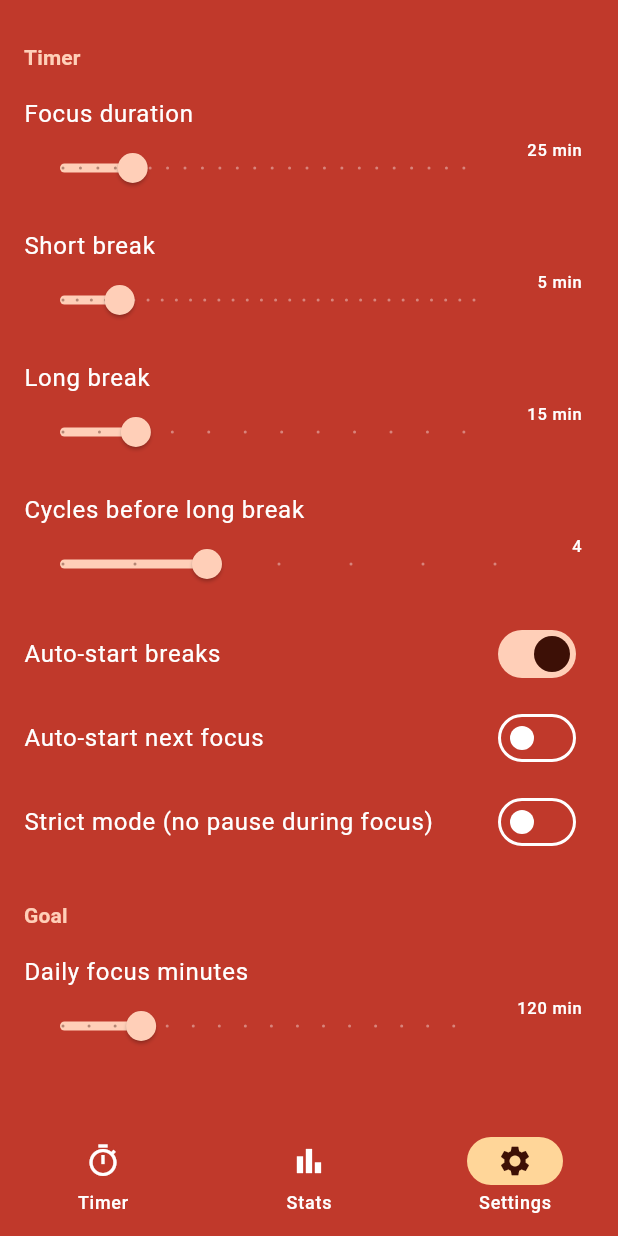
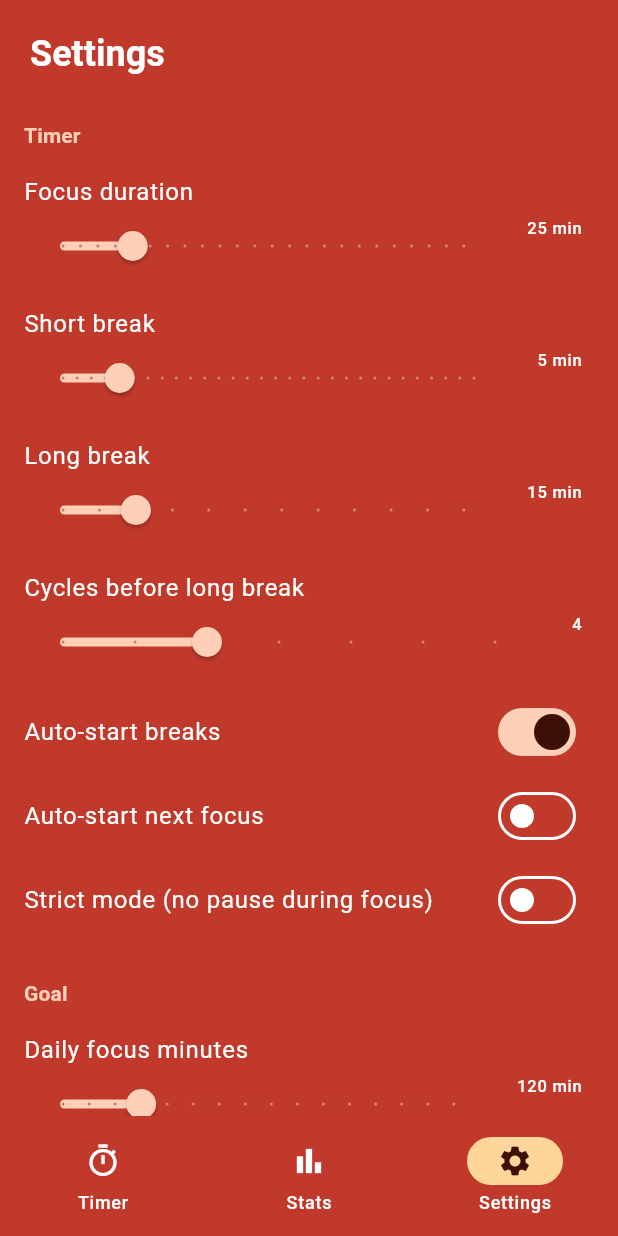
Before and after one commit to kbrianps/tomatito, a Flutter app: the RootShell screen opened directly, item 3 of the bottom bar chosen, on a phone screen of 412 x 824 dp. Run offline on Flutter 3.47's test engine with Material 3 defaults, Android fonts, the phone set to English and light mode, and no system bars; our stand-ins replace audioplayers, flutter_local_notifications, flutter_markdown, flutter_riverpod, just_audio, shared_preferences; missing offline and left inert: android_intent_plus, flutter_foreground_task, window_manager; accounts and stored records are empty; generated files the repository leaves out were written again.

Commit message:
fix: linux sound preview, screen titles, drop title-bar border
- Sound preview was silent on Linux because just_audio has no native
  Linux backend. Add audioplayers (^6.1.0) which uses GStreamer on
  Linux. New AudioplayersSoundPlayer; _buildSoundPlayer picks it
  only on Linux, keeps JustAudioSoundPlayer everywhere else. Same
  SoundPlayer interface, no other code paths change.
- Settings and Statistics screens now show a headlineSmall title at
  the top so they look like first-class screens instead of bare
  content lists. About already had its AppBar title.
- Drop the 1px bottom border on the desktop title bar; it read as a
  tab divider, especially on dark themes.

```diff
--- a/lib/main.dart
+++ b/lib/main.dart
@@ -160,6 +160,9 @@ NotificationService _buildNotificationService() {
 
 SoundPlayer _buildSoundPlayer() {
   try {
+    // just_audio has no native Linux implementation (calls silently
+    // no-op); use audioplayers' GStreamer backend there instead.
+    if (_isLinux) return AudioplayersSoundPlayer();
     return JustAudioSoundPlayer();
   } on Object {
     return NoOpSoundPlayer();
--- a/lib/presentation/screens/settings_screen.dart
+++ b/lib/presentation/screens/settings_screen.dart
@@ -160,6 +160,20 @@ class _SettingsScreenState extends ConsumerState<SettingsScreen> {
     return ListView(
       padding: const EdgeInsets.symmetric(vertical: ThemeTokens.space3),
       children: [
+        Padding(
+          padding: const EdgeInsets.fromLTRB(
+            ThemeTokens.space5,
+            ThemeTokens.space2,
+            ThemeTokens.space5,
+            ThemeTokens.space3,
+          ),
+          child: Text(
+            loc.navSettings,
+            style: Theme.of(context).textTheme.headlineSmall?.copyWith(
+                  fontWeight: FontWeight.w700,
+                ),
+          ),
+        ),
         _Section(loc.settingsTimer, [
           _DurationRow(
             label: loc.settingsFocusDuration,
--- a/pubspec.yaml
+++ b/pubspec.yaml
@@ -9,6 +9,7 @@ environment:
 
 dependencies:
   android_intent_plus: ^5.2.0
+  audioplayers: ^6.1.0
   cupertino_icons: ^1.0.8
   drift: ^2.20.0
   flutter:
```
Also changed, not shown: lib/core/sound/sound_player.dart (+34 -0 lines), lib/presentation/screens/statistics_screen.dart (+18 -0 lines), lib/presentation/widgets/tomatito_title_bar.dart (+1 -6 lines), pubspec.lock, 1 other file.
